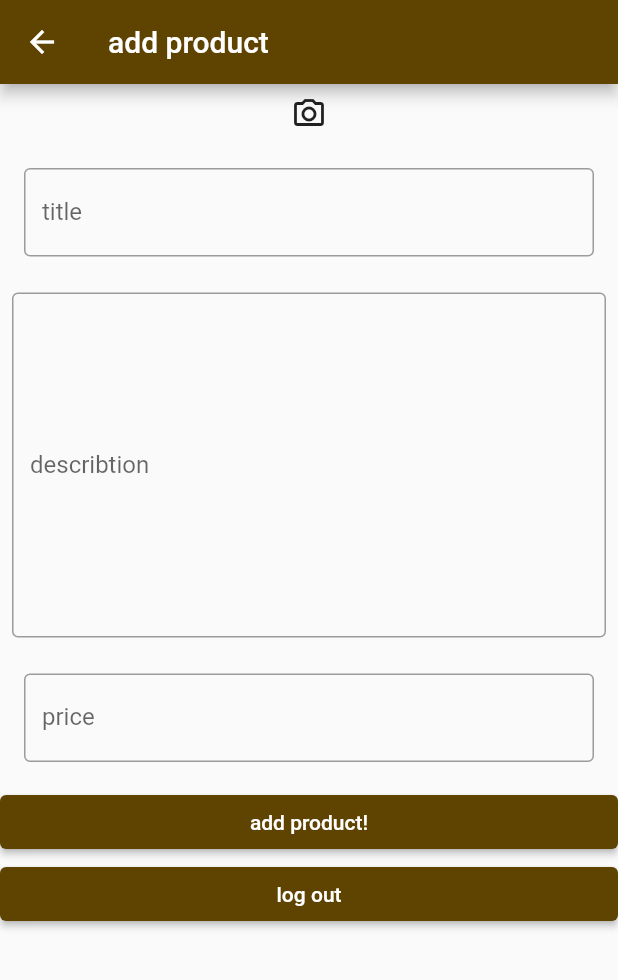
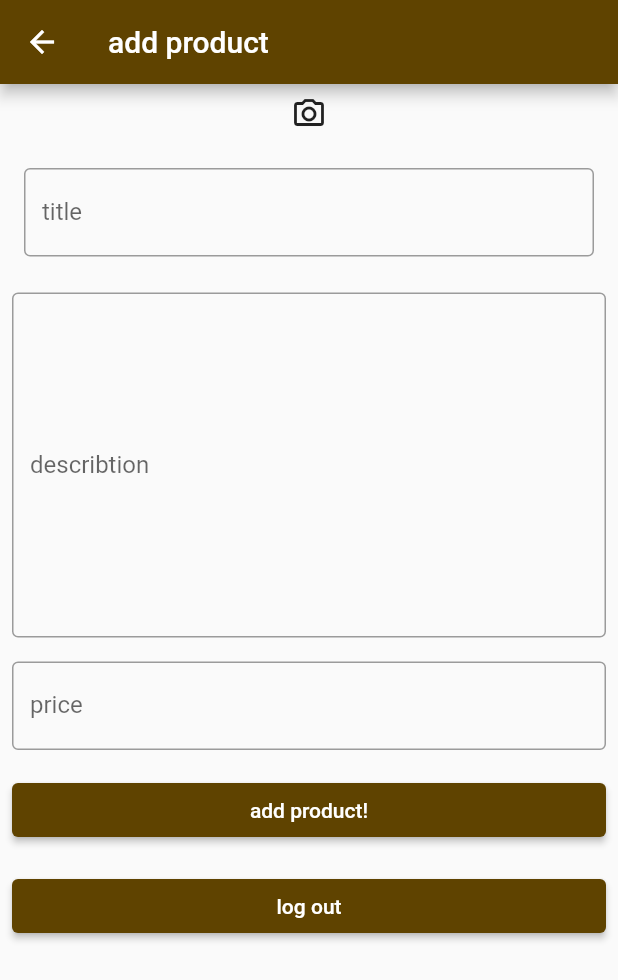
Before and after one commit to Kareem21227gg/shop_app, a Flutter app: the AddProduct screen opened directly, after a tap on the "camera alt" icon, on a phone screen of 412 x 824 dp. Shown: the top 980 px of the screen. Run offline on Flutter 3.47's test engine with Material 2 defaults, Android fonts, the phone set to English and light mode, and no system bars; our stand-ins replace cloud_firestore, firebase_auth, firebase_core, firebase_storage, google_fonts, image_picker and 1 more; missing offline and left inert: page_view_indicator; accounts and stored records are empty; network calls fail.

Commit message:
when i tack a breack to mack some money

```diff
--- a/lib/app/models/authentication/firebase_authentication.dart
+++ b/lib/app/models/authentication/firebase_authentication.dart
@@ -10,9 +10,7 @@ class FirebaseAuthentication {
   FirebaseAuth _firebaseAuth = FirebaseAuth.instance;
   FireBaseCloud _fireBaseCloud = FireBaseCloud();
   MyUser user ;
-FirebaseAuthentication(){
-  user = currentUser();
-}
+
   Future<MyUser> login(
       String email, String password, BuildContext context) async {
     try {
@@ -56,8 +54,8 @@ FirebaseAuthentication(){
 
   MyUser currentUser() {
     return Customer(
-        id: _firebaseAuth.currentUser.uid,
-        email: _firebaseAuth.currentUser.email);
+        id: _firebaseAuth.currentUser.uid == null ? null:_firebaseAuth.currentUser.uid,
+        email: _firebaseAuth.currentUser.email  == null ? null:_firebaseAuth.currentUser.email);
   }
 
   Future<bool> resetPassword(String email) {
--- a/lib/app/models/cloud/firebase_cloud.dart
+++ b/lib/app/models/cloud/firebase_cloud.dart
@@ -14,39 +14,54 @@ class FireBaseCloud {
       "email": user.email,
     });
   }
+Future<void> test ()async {
 
-  Future<void> readUser(MyUser user) async {
+}
+  Future<BaseProduct> readLastProduct() async {
+    try {
+     // await firestore.collection("/products").get(GetOptions(source:Source. ));
+      QueryDocumentSnapshot x =
+          await firestore.collection("/products").get().then((value) {
+          return value.docs.first;
+      });
+
+      return BaseProduct.fromJson(x.data());
+    } catch (e) {
+      print(e);
+      return BaseProduct();
+    }
 
   }
 
+  Future<void> readUser(MyUser user) async {}
+
   Future<bool> isOwner(MyUser user) async {
-     String id ="xhGCS3bFGrXTJPuYzUTW6bdP82v2"; //await firestore.collection("/owner").get().then((value)=> value.docs.first.data()["id"]);
-    if(id == user.id){
+    String id =
+        "xhGCS3bFGrXTJPuYzUTW6bdP82v2"; //await firestore.collection("/owner").get().then((value)=> value.docs.first.data()["id"]);
+    if (id == user.id) {
       return true;
     }
     return false;
-
   }
-
 
   Future<String> addProduct(BaseProduct product) async {
     String uid;
-    await firestore.collection("/products").add(
-      {
-      }
-    ).then((value) {
+    await firestore.collection("/products").add({}).then((value) {
       uid = value.id;
-       firestore.doc(value.path).update({
-         "id":value.id,
-          "title":product.title,
-         "description" : product.description,
-        "price" : product.price,});
-
+      firestore.doc(value.path).update({
+        "id": value.id,
+        "title": product.title,
+        "description": product.description,
+        "price": product.price,
+      });
     });
     return uid;
   }
 
-  Future<void> updateProduct(String url,String id) async {
-    await firestore.collection("/products").doc("/$id").update({"imageUrl": url });
+  Future<void> updateProduct(String url, String id) async {
+    await firestore
+        .collection("/products")
+        .doc("/$id")
+        .update({"imageUrl": url});
   }
 }
--- a/lib/app/models/storage/firebase_storage.dart
+++ b/lib/app/models/storage/firebase_storage.dart
@@ -12,7 +12,6 @@ Future<String> upLoadFile(File file , String id) async {
    var url ;
    await upLoadTask.whenComplete(()async {
      url = await ref.getDownloadURL();
-     print("-------$url--------");
    } );
   return url;
 }
--- a/lib/app/setup.dart
+++ b/lib/app/setup.dart
@@ -21,15 +21,15 @@ class _SetUpState extends State<SetUp> {
   @override
   Widget build(BuildContext context) {
     setWidget();
-    FireBaseCloud fireBaseCloud = Provider.of<FireBaseCloud>(context);
+    FireBaseCloud fireBaseCloud = FireBaseCloud();
     FirebaseAuthentication fireBaseAuthentication =
-        Provider.of<FirebaseAuthentication>(context);
+        Provider.of<FirebaseAuthentication>(context,listen: false);
     return StreamBuilder<User>(
         stream: fireBaseAuthentication.userStream(),
         builder: (BuildContext context, AsyncSnapshot<User> snap) {
           if (snap.hasData) {
             return FutureBuilder(
-                future: fireBaseCloud.isOwner(fireBaseAuthentication.user),
+                future: fireBaseCloud.isOwner(fireBaseAuthentication.currentUser()),
                 builder: (BuildContext context, AsyncSnapshot snap) {
                   if (snap.hasData) {
                     if (snap.data) {
@@ -46,6 +46,8 @@ class _SetUpState extends State<SetUp> {
             return startScreen;
           }
         });
+    return(Container());
+
   }
 
   Widget startScreen = Center(
--- a/lib/app/view/add_product/controller.dart
+++ b/lib/app/view/add_product/controller.dart
@@ -15,15 +15,23 @@ class AddProductController {
   ImagePicker picker = ImagePicker();
   File image ;
   FireBaseStorage storage = FireBaseStorage();
+  ValueNotifier<bool> isProgress =ValueNotifier<bool>(false);
+  ValueNotifier<double> progress=ValueNotifier<double>(0);
+  ValueNotifier<bool> imageprogress  =ValueNotifier<bool>(false);
 
-ValueNotifier<bool> isProgress =ValueNotifier<bool>(false);
-ValueNotifier<double> progress=ValueNotifier<double>(100);
+
   Future<File> imagePick() async {
-    var pickedImage = await picker.getImage(source: ImageSource.camera);
+    imageprogress.value=true;
+    var pickedImage = await picker.getImage(source: ImageSource.gallery);
   image= File(pickedImage.path);
+  imageprogress.value=false;
   return image;
   }
+
+
   void dispose() {
+    imageprogress.dispose();
+    progress.dispose();
     isProgress.dispose();
     progress.dispose();
     titleController.dispose();
@@ -31,19 +39,24 @@ ValueNotifier<double> progress=ValueNotifier<double>(100);
     priceController.dispose();
   }
 
-  void addProduct() async {
+  void addProduct(BuildContext context) async {
     isProgress.value=true;
+    try {
       BaseProduct product = BaseProduct(
           title: titleController.text,
           description: describtionController.text,
           price: double.parse(priceController.text));
-        progress.value = 90;
+          progress.value = 0.2;
          String id =  await cloud.addProduct(product);
-   progress.value = 60;
+         progress.value = 0.7;
       String downloadUrl = await storage.upLoadFile(image,id );
-    progress.value = 30;
+      progress.value = 0.9;
         await cloud.updateProduct(downloadUrl, id);
-  progress.value = 0;
+        progress.value = 1;
+        ScaffoldMessenger.of(context).showSnackBar(SnackBar(content: Text("added successfully")));
+    } on Exception catch (e) {
+    ScaffoldMessenger.of(context).showSnackBar(SnackBar(content: Text("something won't work try again later the error is : $e")));
+    }
   isProgress.value=false;
   }
 }
--- /dev/null
+++ b/lib/app/view/sub_home/model.dart
@@ -0,0 +1,6 @@
+class Model{
+  String title;
+  String subTitle;
+  String imagePath;
+  Model({this.title,this.imagePath,this.subTitle});
+}
--- a/lib/screens/add_product.dart
+++ b/lib/screens/add_product.dart
@@ -11,46 +11,58 @@ class AddProduct extends StatefulWidget {
   _AddProductState createState() => _AddProductState();
 }
 
-class _AddProductState extends State<AddProduct> {
-   AddProductController controller =AddProductController();
+class _AddProductState   extends State<AddProduct> with SingleTickerProviderStateMixin<AddProduct> {
+  AddProductController controller = AddProductController();
+AnimationController _animationController;
+void initState() {
+    super.initState();
+    _animationController = AnimationController(
+      vsync: this, // the SingleTickerProviderStateMixin
+      duration:Duration(milliseconds: 500 ),
+    );
+    _animationController.repeat();
 
+  }
   @override
   void dispose() {
+    _animationController.dispose();
     controller.dispose();
     super.dispose();
   }
-Future<File> image ;
+
+  Future<File> image;
   @override
   Widget build(BuildContext context) {
     FirebaseAuthentication firebaseAuthentication =
         Provider.of<FirebaseAuthentication>(context);
 
-
     return Scaffold(
-
       appBar: AppBar(title: Text("add product")),
       body: Center(
         child: ListView(
           children: [
-            Padding(
+            controller.imageprogress.value
+                ? LinearProgressIndicator()
+                : Padding(
                     padding: const EdgeInsets.all(8.0),
                     child: InkWell(
-                onTap: ()  {
-                  image =  controller.imagePick();
-
+                      onTap: () {
+                        image = controller.imagePick();
                       },
                       child: Container(
                         decoration: BoxDecoration(
                           shape: BoxShape.circle,
                         ),
-                  child: FutureBuilder(future:image ,builder: (context ,AsyncSnapshot snap){
-                    if(snap.hasData){
+                        child: FutureBuilder(
+                          future: image,
+                          builder: (context, AsyncSnapshot snap) {
+                            if (snap.hasData) {
                               return Image.file(snap.data);
-                    }
-                    else {
+                            } else {
                               return Icon(Icons.camera_alt_outlined);
                             }
-                  },),
+                          },
+                        ),
                       ),
                     ),
                   ),
@@ -78,7 +90,7 @@ Future<File> image ;
               ),
             ),
             Padding(
-              padding: const EdgeInsets.all(16.0),
+              padding: const EdgeInsets.all(8.0),
               child: TextField(
                 keyboardType: TextInputType.phone,
                 controller: controller.priceController,
@@ -89,23 +101,38 @@ Future<File> image ;
                 ),
               ),
             ),
-            ElevatedButton(
-              child:controller.isProgress.value?Center(child: CircularProgressIndicator(value: controller.progress.value,),): Text(
+            controller.isProgress.value
+                ? Center(
+                    child: CircularProgressIndicator(
+                      valueColor:_animationController.drive<Color>(ColorTween(begin:MyColors.hashText ,end: MyColors.primaryColor)) ,
+                      value: controller.progress.value,
+                    ),
+                  )
+                : Padding(
+                  padding: const EdgeInsets.all(8.0),
+                  child: ElevatedButton(
+                      child: Text(
                         "add product!",
-                style: TextStyle(color:Colors.white),
+                        style: TextStyle(color: Colors.white),
                       ),
-              onPressed: ()  {
-                controller.addProduct();
+                      onPressed: () {
+
+                        controller.addProduct(context);
+
                       },
                     ),
-            ElevatedButton(
+                ),
+            Padding(
+              padding: const EdgeInsets.all(8.0),
+              child: ElevatedButton(
                 child: Text(
                   "log out",
-                style: TextStyle(color:Colors.white),
+                  style: TextStyle(color: Colors.white),
                 ),
                 onPressed: () async {
                   await firebaseAuthentication.logOut();
                 },
+              ),
             ),
           ],
         ),
--- a/lib/screens/home.dart
+++ b/lib/screens/home.dart
@@ -1,32 +1,78 @@
 import 'package:Shop/app/models/authentication/firebase_authentication.dart';
 import 'package:Shop/app/models/cloud/firebase_cloud.dart';
+import 'package:Shop/screens/sup_home.dart';
+import 'package:Shop/utillities/my_colors.dart';
+import 'package:firebase_auth/firebase_auth.dart';
 import 'package:flutter/material.dart';
+import 'package:flutter/rendering.dart';
 import 'package:provider/provider.dart';
+import 'package:google_fonts/google_fonts.dart';
 
+class Home extends StatefulWidget {
+  @override
+  _HomeState createState() => _HomeState();
+}
 
-class Home extends StatelessWidget {
+class _HomeState extends State<Home> {
+  FirebaseAuthentication firebaseAuthentication;
+  int index = 0;
   @override
   Widget build(BuildContext context) {
-      FireBaseCloud fireBaseCloud = Provider.of<FireBaseCloud>(context , listen: false);
-    FirebaseAuthentication firebaseAuthentication = Provider.of<FirebaseAuthentication>(context , listen: false);
-    return Center(
-      child: Column(
-        children: [
-          ElevatedButton(
-            child: Text("log out"),
-            onPressed: () async {
+    List<Widget> _widgetOptions = <Widget>[
+      SupHome(),
+      Center(
+        child: Text(
+          'Index 1: Business',
+        ),
+      ),
+      Center(
+        child: Text(
+          'Index 2: School',
+        ),
+      ),
+      Center(
+        child: Text(
+          'Index 3: Business',
+        ),
+      ),
+      Center(
+        child: Column(
+          children: [
+            ElevatedButton(
+              onPressed: () {
+                firebaseAuthentication.logOut();
+              },
+              child: Text("lod out"),
+            ),
+            Text(
+              'Index 4: School',
+            ),
+          ],
+        ),
+      ),
+    ];
 
-             await firebaseAuthentication.logOut();
-            },
-          ),
-           ElevatedButton(
-            child: Text("is owner?"),
-            onPressed: () async {
-
- await fireBaseCloud.isOwner(firebaseAuthentication.user).then((value){ print("---------$value---------");});
-
-            },
-          ),
+    firebaseAuthentication = Provider.of<FirebaseAuthentication>(context);
+    return Scaffold(
+      body: _widgetOptions[index],
+      bottomNavigationBar: BottomNavigationBar(
+        selectedItemColor: MyColors.primaryColor,
+        unselectedItemColor: Colors.grey,
+        currentIndex: index,
+        onTap: (value) {
+          setState(() {
+            this.index = value;
+          });
+        },
+        items: [
+          BottomNavigationBarItem(label: "home", icon: Icon(Icons.home)),
+          BottomNavigationBarItem(label: "search", icon: Icon(Icons.search)),
+          BottomNavigationBarItem(
+              label: "cart", icon: Icon(Icons.shopping_cart_outlined)),
+          BottomNavigationBarItem(
+              label: "saved", icon: Icon(Icons.favorite_outline)),
+          BottomNavigationBarItem(
+              label: "user", icon: Icon(Icons.supervised_user_circle)),
         ],
       ),
     );
--- /dev/null
+++ b/lib/screens/sup_home.dart
@@ -0,0 +1,161 @@
+import 'package:Shop/app/models/cloud/firebase_cloud.dart';
+import 'package:Shop/app/models/product/base_product.dart';
+import 'package:flutter/material.dart';
+import 'package:google_fonts/google_fonts.dart';
+import 'package:Shop/app/view/sub_home/controller.dart';
+
+class SupHome extends StatefulWidget {
+  @override
+  _SupHomeState createState() => _SupHomeState();
+}
+
+class _SupHomeState extends State<SupHome> {
+  FireBaseCloud cloud = FireBaseCloud();
+  Controller controller = Controller();
+
+  @override
+    void dispose() {
+
+      super.dispose();
+    }
+  @override
+  Widget build(BuildContext context) {
+    return ListView(
+
+
+      children: [
+        Padding(
+          padding: const EdgeInsets.all(12.0),
+          child: Card(
+            elevation: 3,
+            child: SizedBox(
+              height: MediaQuery.of(context).size.height * 0.2,
+              child: Padding(
+                padding: const EdgeInsets.only(left: 24.0),
+                child: Row(
+                  children: [
+                    Text(
+                      "NEW TREND",
+                      style: GoogleFonts.playfairDisplay(
+                        fontSize: 24,
+                      ),
+                    ),
+                    Expanded(
+                      child: Container(
+                        decoration: BoxDecoration(
+                          image: DecorationImage(
+                            fit: BoxFit.contain,
+                            image: ExactAssetImage(
+                                "lib/utillities/images/home_first.png"),
+                          ),
+                        ),
+                      ),
+                    ),
+                  ],
+                ),
+              ),
+            ),
+          ),
+        ),
+        Padding(
+          padding: const EdgeInsets.all(12.0),
+          child: SizedBox(
+            height: MediaQuery.of(context).size.height * 0.5,
+            child: GridView.builder(
+                itemCount: controller.models.length,
+                gridDelegate: SliverGridDelegateWithFixedCrossAxisCount(
+                    crossAxisCount: 2),
+                itemBuilder: (BuildContext context, int index) {
+                  return Card(
+                    elevation: 3,
+                    child: Padding(
+                      padding: const EdgeInsets.only(left: 8.0),
+                      child: Column(
+                        crossAxisAlignment: CrossAxisAlignment.start,
+                        children: [
+                          Container(
+                            height: MediaQuery.of(context).size.height * 0.1,
+                            decoration: BoxDecoration(
+                              image: DecorationImage(
+                                fit: BoxFit.contain,
+                                image: ExactAssetImage(
+                                    controller.models[index].imagePath),
+                              ),
+                            ),
+                          ),
+                          Text(
+                            controller.models[index].title,
+                            style: GoogleFonts.playfairDisplay(
+                              fontSize: 20,
+                            ),
+                          ),
+                          Text(
+                            controller.models[index].subTitle,
+                            style: TextStyle(
+                              color: Colors.grey,
+                              fontSize: 16,
+                            ),
+                          ),
+                        ],
+                      ),
+                    ),
+                  );
+                }),
+          ),
+        ),
+        Card(
+          child: Column(
+            children: [
+              Text("test view product"),
+              FutureBuilder(
+                future: cloud.readLastProduct(),
+                builder:
+                    (BuildContext context, AsyncSnapshot<BaseProduct> snap) {
+                  if (snap.data != null) {
+
+                    return Column(
+                      children: [
+                        Container(
+                          height: MediaQuery.of(context).size.height * 0.3,
+                          child: Image.network(
+                            snap.data.imageUrl,
+                            loadingBuilder: (context, Widget child,
+                                ImageChunkEvent loadingProgress) {
+                              if (loadingProgress == null) {
+                                return child;
+                              }
+                              return Center(
+                                child: CircularProgressIndicator(
+                                  value: loadingProgress.expectedTotalBytes !=
+                                          null
+                                      ? loadingProgress.cumulativeBytesLoaded /
+                                          loadingProgress.expectedTotalBytes
+                                      : null,
+                                ),
+                              );
+
+                            },
+                          ),
+                        ),
+                        Text(
+                          "title : ${snap.data.title}",
+                          style: GoogleFonts.playfairDisplay(),
+                        ),
+                        Text("describtion : ${snap.data.description}"),
+                        Text(
+                          "price : ${snap.data.price.toString()}\$",
+                          style: TextStyle(color: Colors.green),
+                        )
+                      ],
+                    );
+                  }
+                  return Text("there is no poduct in the shop :(");
+                },
+              ),
+            ],
+          ),
+        ),
+      ],
+    );
+  }
+}
```
Also changed, not shown: lib/app/models/product/base_product.dart (+6 -4 lines), lib/app/provider.dart (+5 -8 lines), lib/app/view/sub_home/controller.dart (added, +12 -0 lines), pubspec.yaml (+6 -1 lines), lib/utillities/images/grid_item1.png (added), lib/utillities/images/grid_item2.png (added), lib/utillities/images/grid_item3.png (added), lib/utillities/images/grid_item4.png (added), lib/utillities/images/home_first.png (added), pubspec.lock. Lines whose indentation alone changed are shown as unchanged.
